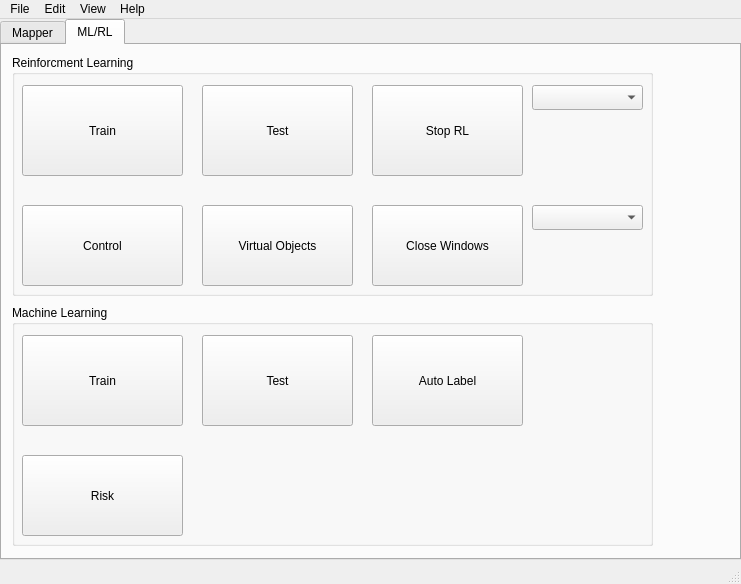
Qt form Mapper/form.ui (NachtaktiverHalbaffe/Robotino-Situational-Risk-Assessment) before a commit.
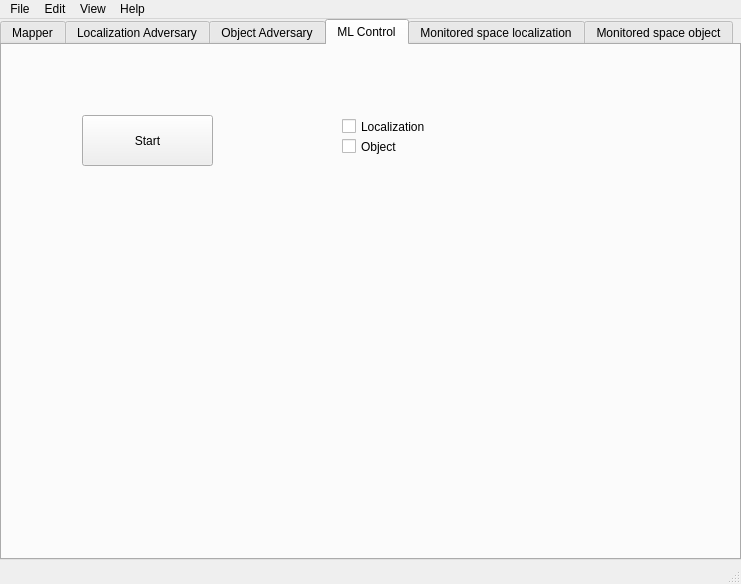
The same form after that commit. The open tabs and pages were chosen to show the change. Icons and pictures are not drawn.

The edit to the form file:
```diff
--- a/Mapper/form.ui
+++ b/Mapper/form.ui
@@ -470,7 +470,7 @@
     </widget>
     <widget class="QWidget" name="tab_2">
      <attribute name="title">
-      <string>ML/RL</string>
+      <string>Localization Adversary</string>
      </attribute>
      <widget class="QGroupBox" name="groupBox">
       <property name="geometry">
@@ -652,6 +652,65 @@
       </widget>
      </widget>
     </widget>
+    <widget class="QWidget" name="tab_3">
+     <attribute name="title">
+      <string>Object Adversary</string>
+     </attribute>
+    </widget>
+    <widget class="QWidget" name="tab_4">
+     <attribute name="title">
+      <string>ML Control</string>
+     </attribute>
+     <widget class="QCheckBox" name="checkBox">
+      <property name="geometry">
+       <rect>
+        <x>340</x>
+        <y>70</y>
+        <width>121</width>
+        <height>23</height>
+       </rect>
+      </property>
+      <property name="text">
+       <string>Localization</string>
+      </property>
+     </widget>
+     <widget class="QCheckBox" name="checkBox_2">
+      <property name="geometry">
+       <rect>
+        <x>340</x>
+        <y>90</y>
+        <width>71</width>
+        <height>23</height>
+       </rect>
+      </property>
+      <property name="text">
+       <string>Object</string>
+      </property>
+     </widget>
+     <widget class="QPushButton" name="custom_ml">
+      <property name="geometry">
+       <rect>
+        <x>80</x>
+        <y>70</y>
+        <width>131</width>
+        <height>51</height>
+       </rect>
+      </property>
+      <property name="text">
+       <string>Start</string>
+      </property>
+     </widget>
+    </widget>
+    <widget class="QWidget" name="tab_5">
+     <attribute name="title">
+      <string>Monitored space localization</string>
+     </attribute>
+    </widget>
+    <widget class="QWidget" name="tab_6">
+     <attribute name="title">
+      <string>Monitored space object</string>
+     </attribute>
+    </widget>
    </widget>
   </widget>
   <widget class="QMenuBar" name="menubar">
```
Left out of the diff: 2 changed lines with no effect on the pictures.
